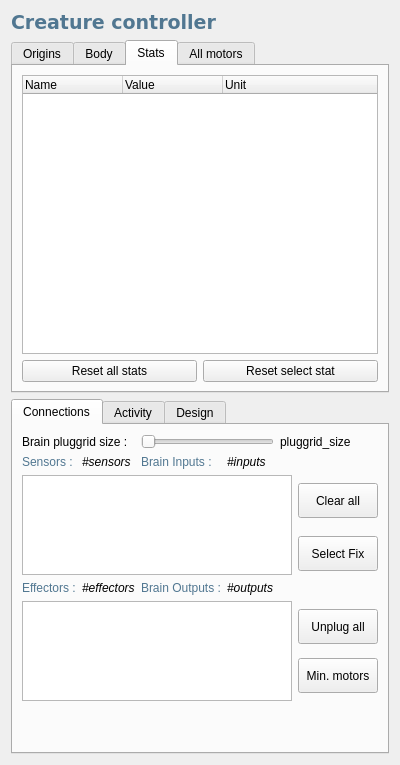
Qt form src/genelab/core/ui/widgets/entities/entitypropertiescontroller.ui (GeneCraft/GeneCraft-Project) before a commit.
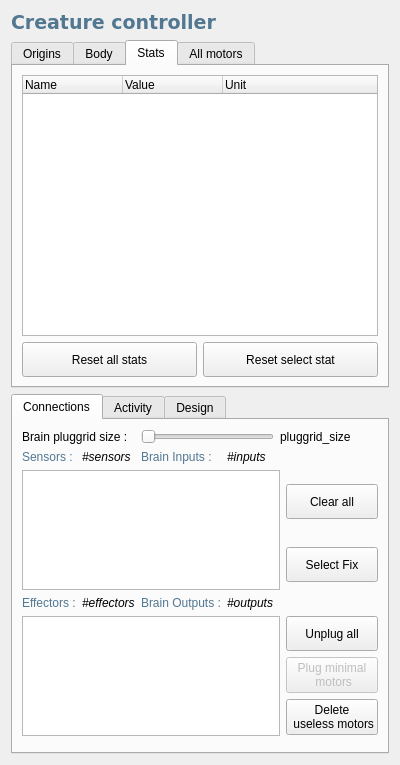
The same form after that commit. The open tabs and pages were chosen to show the change. Icons and pictures are not drawn.

```diff
--- a/src/genelab/core/ui/widgets/entities/entitypropertiescontroller.ui
+++ b/src/genelab/core/ui/widgets/entities/entitypropertiescontroller.ui
@@ -234,6 +234,12 @@
        </item>
        <item row="2" column="0">
         <widget class="QPushButton" name="pbResetAllStats">
+         <property name="minimumSize">
+          <size>
+           <width>0</width>
+           <height>35</height>
+          </size>
+         </property>
          <property name="text">
           <string>Reset all stats</string>
          </property>
@@ -241,6 +247,12 @@
        </item>
        <item row="2" column="1">
         <widget class="QPushButton" name="pbResetSelectedStat">
+         <property name="minimumSize">
+          <size>
+           <width>0</width>
+           <height>35</height>
+          </size>
+         </property>
          <property name="text">
           <string>Reset select stat</string>
          </property>
@@ -362,6 +374,12 @@
        <verstretch>0</verstretch>
       </sizepolicy>
      </property>
+     <property name="maximumSize">
+      <size>
+       <width>16777215</width>
+       <height>360</height>
+      </size>
+     </property>
      <property name="currentIndex">
       <number>0</number>
      </property>
@@ -401,7 +419,7 @@
          <property name="minimumSize">
           <size>
            <width>0</width>
-           <height>100</height>
+           <height>120</height>
           </size>
          </property>
          <property name="whatsThis">
@@ -483,7 +501,7 @@
          <property name="maximumSize">
           <size>
            <width>16777215</width>
-           <height>100</height>
+           <height>120</height>
           </size>
          </property>
          <property name="whatsThis">
@@ -596,6 +614,23 @@
            </property>
           </widget>
          </item>
+         <item>
+          <widget class="QPushButton" name="pbPlugMinimalMotors">
+           <property name="enabled">
+            <bool>false</bool>
+           </property>
+           <property name="minimumSize">
+            <size>
+             <width>0</width>
+             <height>35</height>
+            </size>
+           </property>
+           <property name="text">
+            <string>Plug minimal 
+ motors</string>
+           </property>
+          </widget>
+         </item>
          <item>
           <widget class="QPushButton" name="pbMinimalOuts">
            <property name="enabled">
@@ -617,7 +652,8 @@
 &lt;p style=&quot; margin-top:0px; margin-bottom:0px; margin-left:0px; margin-right:0px; -qt-block-indent:0; text-indent:0px;&quot;&gt;&lt;span style=&quot; font-size:8pt;&quot;&gt;A &amp;quot;motor effector&amp;quot; without free angular degrees (lower limits = upper limits) is useless. By clearing all useless motors, you avoid to compute brain outputs and thus you can gain a lot of performance.&lt;/span&gt;&lt;/p&gt;&lt;/body&gt;&lt;/html&gt;</string>
            </property>
            <property name="text">
-            <string>Min. motors</string>
+            <string>Delete 
+ useless motors</string>
            </property>
           </widget>
          </item>
```
Left out of the diff: 26 changed lines with no effect on the pictures.
